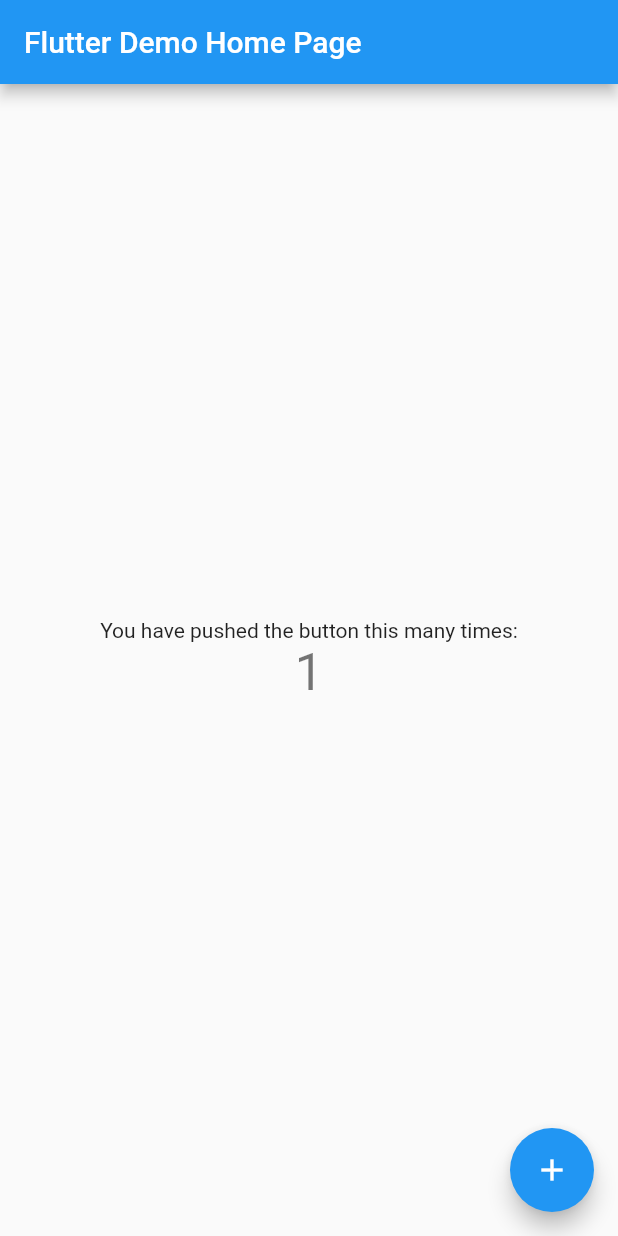
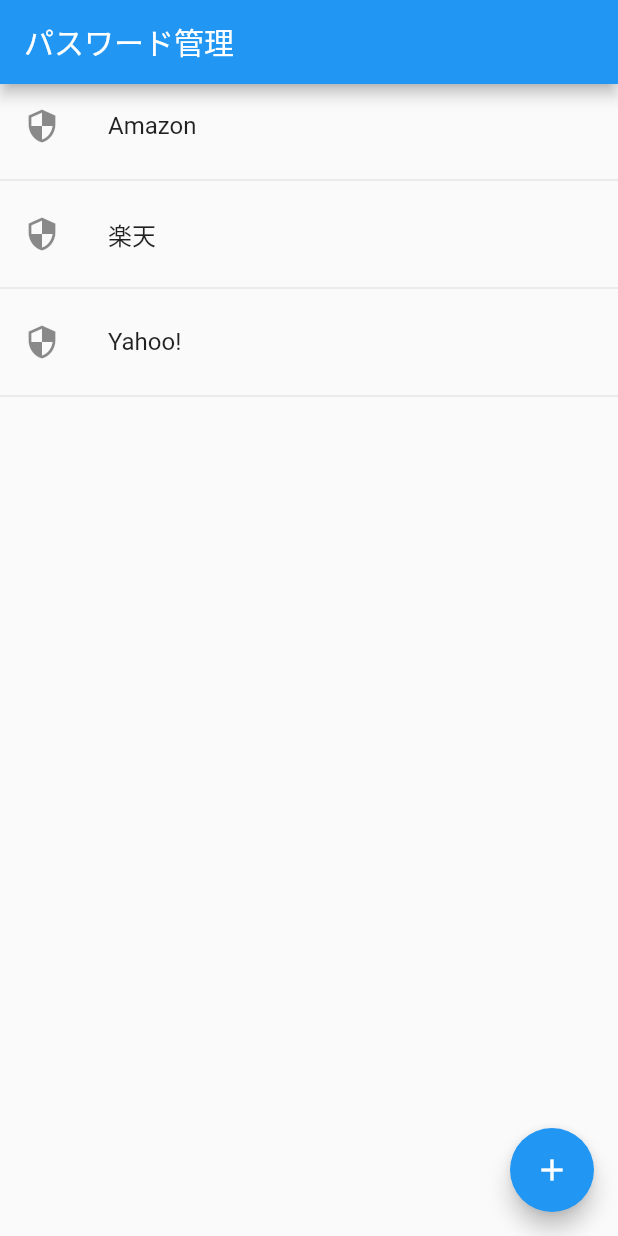
Before and after one commit to higomiku/sample_takahashi, a Flutter app: the screen it shows after launch, after a tap on the "add" icon, on a phone screen of 412 x 824 dp. Run offline on Flutter 3.47's test engine with Material 2 defaults, Android fonts, the phone set to English and light mode, and no system bars; our stand-ins replace assets_audio_player, flutter_local_notifications.

Commit message:
最新化。widget_test.dartについてはmainがimportできていないので一旦コメント

```diff
--- a/sample_takahashi/takahashi_alarm/lib/main.dart
+++ b/sample_takahashi/takahashi_alarm/lib/main.dart
@@ -1,4 +1,10 @@
 import 'package:flutter/material.dart';
+
+import 'next_page.dart';
+
+import 'package:assets_audio_player/assets_audio_player.dart';
+
+import 'package:flutter_local_notifications/flutter_local_notifications.dart';
 
 void main() {
   runApp(MyApp());
@@ -51,6 +57,77 @@
 
 class _MyHomePageState extends State<MyHomePage> {
   int _counter = 0;
+  List<String> titleList = ['Amazon', '楽天', 'Yahoo!'];
+  AssetsAudioPlayer _assetsAudioPlayer = AssetsAudioPlayer();
+
+  FlutterLocalNotificationsPlugin flutterLocalNotificationsPlugin;
+
+  @override
+  void initState() {
+    super.initState();
+    var initializationSettingsAndroid =
+        new AndroidInitializationSettings('app_icon');
+    var initializationSettingsIOS = new IOSInitializationSettings();
+    var initializationSettings = new InitializationSettings(
+        initializationSettingsAndroid, initializationSettingsIOS);
+    flutterLocalNotificationsPlugin = new FlutterLocalNotificationsPlugin();
+    flutterLocalNotificationsPlugin.initialize(initializationSettings);
+  }
+
+  void loadSE() {
+    _assetsAudioPlayer.open(
+      Audio("assets/door_chime0.mp3"),
+    );
+  }
+
+  void playSE() {
+    _assetsAudioPlayer.play();
+    // print("playSE is called");
+  }
+
+  //定時実行バックグランド起動のスクリプト記述
+  // Future _showNotification() async {
+  //   var time = new Time(22, 40, 0);
+  //   var androidPlatformChannelSpecifics = new AndroidNotificationDetails(
+  //       'your channel id', 'your channel name', 'your channel description',
+  //       importance: Importance.Max, priority: Priority.High);
+  //   var iOSPlatformChannelSpecifics = new IOSNotificationDetails();
+  //   var platformChannelSpecifics = new NotificationDetails(
+  //       androidPlatformChannelSpecifics, iOSPlatformChannelSpecifics);
+  //   await flutterLocalNotificationsPlugin.showDailyAtTime(
+  //     0,
+  //     'Timer',
+  //     'You should check the app',
+  //     time,
+  //     platformChannelSpecifics,
+  //     payload: 'Default_Sound',
+  //   );
+  // }
+
+  //X分後に実行するメソッド
+  Future _showNotification() async {
+    var scheduledNotificationDateTime =
+        new DateTime.now().add(new Duration(seconds: 5));
+    var androidPlatformChannelSpecifics = new AndroidNotificationDetails(
+        'your other channel id', 'channel name', 'channelDescription');
+    var iOSPlatformChannelSpecifics = new IOSNotificationDetails();
+    NotificationDetails platformChannelSpecifics = new NotificationDetails(
+        androidPlatformChannelSpecifics, iOSPlatformChannelSpecifics);
+    print("showNotification started");
+    // await flutterLocalNotificationsPlugin.schedule(
+    //     0,
+    //     'scheduled title',
+    //     'scheduled body',
+    //     scheduledNotificationDateTime,
+    //     platformChannelSpecifics);
+
+    await flutterLocalNotificationsPlugin.periodicallyShow(0, 'repeating title',
+        'repeating body', RepeatInterval.EveryMinute, platformChannelSpecifics);
+  }
+
+  void _setScheduler() {
+    _showNotification();
+  }
 
   void _incrementCounter() {
     setState(() {
@@ -75,40 +152,37 @@
       appBar: AppBar(
         // Here we take the value from the MyHomePage object that was created by
         // the App.build method, and use it to set our appbar title.
-        title: Text(widget.title),
+        //title: Text(widget.title),
+        title: Text("パスワード管理"),
       ),
-      body: Center(
-        // Center is a layout widget. It takes a single child and positions it
-        // in the middle of the parent.
-        child: Column(
-          // Column is also a layout widget. It takes a list of children and
-          // arranges them vertically. By default, it sizes itself to fit its
-          // children horizontally, and tries to be as tall as its parent.
-          //
-          // Invoke "debug painting" (press "p" in the console, choose the
-          // "Toggle Debug Paint" action from the Flutter Inspector in Android
-          // Studio, or the "Toggle Debug Paint" command in Visual Studio Code)
-          // to see the wireframe for each widget.
-          //
-          // Column has various properties to control how it sizes itself and
-          // how it positions its children. Here we use mainAxisAlignment to
-          // center the children vertically; the main axis here is the vertical
-          // axis because Columns are vertical (the cross axis would be
-          // horizontal).
-          mainAxisAlignment: MainAxisAlignment.center,
-          children: <Widget>[
-            Text(
-              'You have pushed the button this many times:',
-            ),
-            Text(
-              '$_counter',
-              style: Theme.of(context).textTheme.headline4,
-            ),
-          ],
-        ),
+      body: ListView.builder(
+        itemBuilder: (BuildContext context, int index) {
+          return Column(children: <Widget>[
+            ListTile(
+                leading: Icon(Icons.security),
+                title: Text(titleList[index]),
+                onTap: () {
+                  Navigator.push(
+                      context,
+                      MaterialPageRoute(
+                          builder: (context) => NextPage(titleList[index])));
+                }),
+            Divider(),
+          ]);
+        },
+        itemCount: titleList.length,
       ),
       floatingActionButton: FloatingActionButton(
-        onPressed: _incrementCounter,
+        onPressed: () {
+          // loadSE();
+          // playSE();
+          // titleList.clear();
+          //titleList.add('Google');
+          //setState(() {});
+          print("onPressed started");
+          _setScheduler();
+          // print(titleList);
+        },
         tooltip: 'Increment',
         child: Icon(Icons.add),
       ), // This trailing comma makes auto-formatting nicer for build methods.
```
Also changed, not shown: sample_takahashi/takahashi_alarm/lib/next_page.dart (added, +49 -0 lines), sample_takahashi/takahashi_alarm/pubspec.yaml (+8 -5 lines), sample_takahashi/takahashi_alarm/pubspec.lock, 1 other file.
